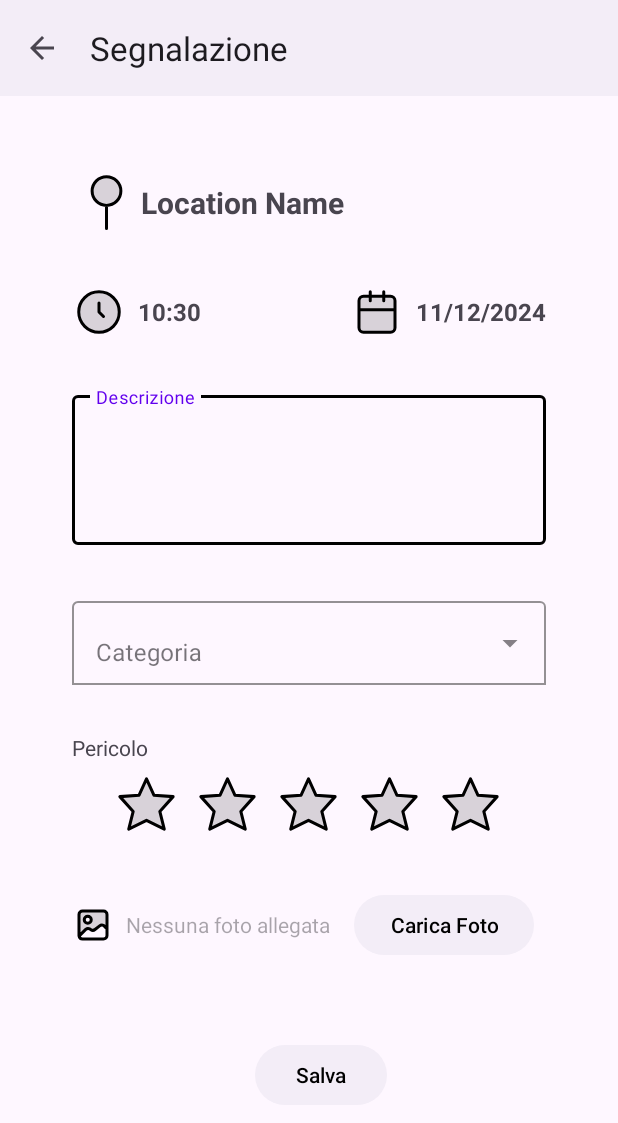
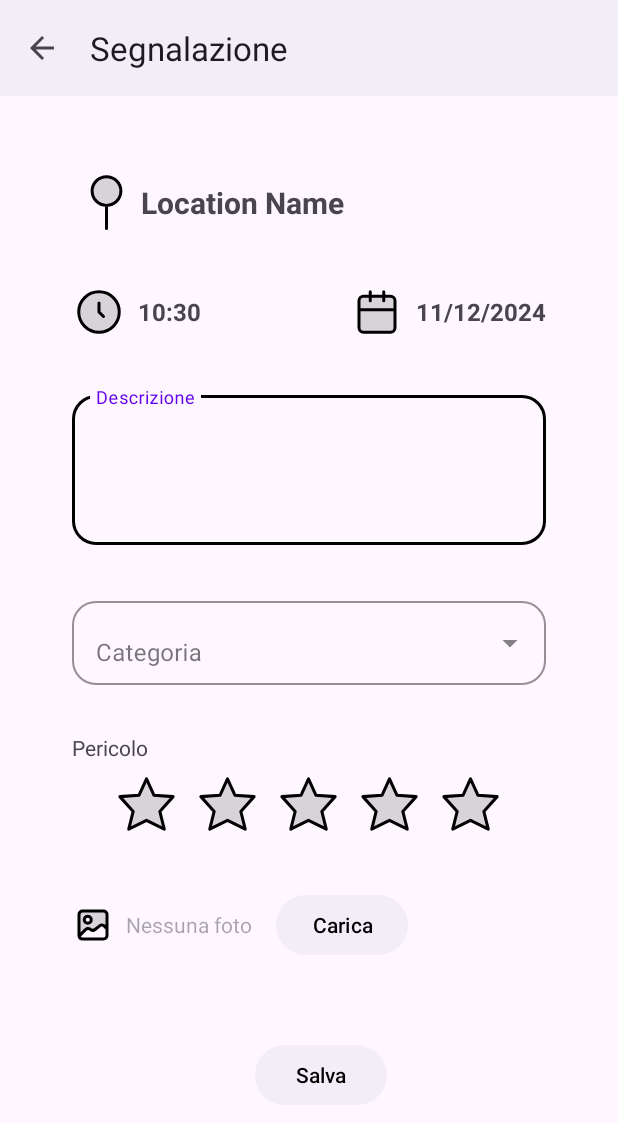
Before and after one commit to tommasofacchin/SeaGuard, an Android app: the AddReportActivity screen opened directly, with no data from a screen before it, on a phone screen of 412 x 824 dp. Shown: the top 1123 px of the screen. Run offline under Robolectric (Android 15) with nearby library versions, the phone set to English and light mode, and no system bars; our stand-ins replace Firebase (no records; nobody signed in at launch, a user with empty details on screens opened directly); libraries missing offline, so code that uses them is left out: org.osmdroid.util; 1 statement that could not run was skipped.

Commit message:
Sistemata grafica (dark theme)

```diff
--- a/app/src/main/java/com/seaguard/ui/home/HomeViewModel.java
+++ b/app/src/main/java/com/seaguard/ui/home/HomeViewModel.java
@@ -1,5 +1,6 @@
 package com.seaguard.ui.home;
 
+import androidx.annotation.NonNull;
 import androidx.lifecycle.LiveData;
 import androidx.lifecycle.MutableLiveData;
 import androidx.lifecycle.ViewModel;
@@ -10,15 +11,13 @@ import org.osmdroid.util.GeoPoint;
 public class HomeViewModel extends ViewModel {
     private Runnable callBack;
     private boolean isFirstRun;
-    private final MutableLiveData<GeoPoint> centerPoint;
-    private final MutableLiveData<Integer> zoomLevel;
+    private GeoPoint centerPoint;
+    private Integer zoomLevel;
 
     public HomeViewModel() {
         this.isFirstRun = true;
-        centerPoint = new MutableLiveData<>();
-        zoomLevel = new MutableLiveData<>();
-        centerPoint.setValue(new GeoPoint(41.8902, 12.4922)); // Rome
-        zoomLevel.setValue(16);
+        centerPoint = new GeoPoint(41.8902, 12.4922); // Rome
+        zoomLevel = 16;
     }
 
     public void setCallBack (Runnable callBack) {
@@ -34,20 +33,20 @@ public class HomeViewModel extends ViewModel {
         return isFirstRun;
     }
 
-    public LiveData<GeoPoint> getCenterPoint() {
+    public GeoPoint getCenterPoint() {
         return centerPoint;
     }
 
-    public void setCenterPoint(GeoPoint point) {
-        centerPoint.setValue(point);
+    public void setCenterPoint(@NonNull GeoPoint point) {
+        centerPoint.setCoords(point.getLatitude(), point.getLongitude());
     }
 
-    public LiveData<Integer> getZoomLevel() {
+    public int getZoomLevel() {
         return zoomLevel;
     }
 
     public void setZoomLevel(int zoom) {
-        zoomLevel.setValue(zoom);
+        zoomLevel = zoom;
     }
 
 }
--- a/app/src/main/res/layout/activity_add_report.xml
+++ b/app/src/main/res/layout/activity_add_report.xml
@@ -50,6 +50,7 @@
                 android:layout_marginBottom="@dimen/activity_vertical_margin">
 
                 <ImageView
+                    app:tint="?attr/colorOnPrimary"
                     android:layout_width="wrap_content"
                     android:layout_height="wrap_content"
                     android:src="@drawable/location" />
@@ -77,6 +78,7 @@
 
                 <!-- Separator -->
                 <ImageView
+                    app:tint="?attr/colorOnPrimary"
                     android:layout_width="wrap_content"
                     android:layout_height="wrap_content"
                     android:src="@drawable/clock" />
@@ -98,6 +100,7 @@
 
                 <!-- Date -->
                 <ImageView
+                    app:tint="?attr/colorOnPrimary"
                     android:layout_width="wrap_content"
                     android:layout_height="wrap_content"
                     android:src="@drawable/calendar" />
@@ -118,9 +121,13 @@
                 android:layout_height="wrap_content"
                 app:hintEnabled="true"
                 app:hintAnimationEnabled="true"
-                app:boxStrokeColor="@android:color/black"
+                app:boxStrokeColor="?attr/colorOnPrimary"
                 app:boxBackgroundMode="outline"
                 app:hintTextColor="@color/purple_500"
+                app:boxCornerRadiusTopStart="@dimen/radius"
+                app:boxCornerRadiusTopEnd="@dimen/radius"
+                app:boxCornerRadiusBottomStart="@dimen/radius"
+                app:boxCornerRadiusBottomEnd="@dimen/radius"
                 android:layout_marginTop="@dimen/activity_vertical_margin"
                 android:layout_marginStart="@dimen/activity_horizontal_margin"
                 android:layout_marginEnd="@dimen/activity_horizontal_margin"
@@ -145,8 +152,12 @@
                 app:boxBackgroundMode="outline"
                 app:hintEnabled="true"
                 app:hintAnimationEnabled="true"
-                app:boxStrokeColor="@android:color/black"
+                app:boxStrokeColor="?attr/colorOnPrimary"
                 app:hintTextColor="@color/purple_500"
+                app:boxCornerRadiusTopStart="@dimen/radius"
+                app:boxCornerRadiusTopEnd="@dimen/radius"
+                app:boxCornerRadiusBottomStart="@dimen/radius"
+                app:boxCornerRadiusBottomEnd="@dimen/radius"
                 android:layout_marginTop="@dimen/activity_vertical_margin"
                 android:layout_marginStart="@dimen/activity_horizontal_margin"
                 android:layout_marginEnd="@dimen/activity_horizontal_margin"
@@ -186,6 +197,7 @@
                     android:gravity="center">
 
                     <ImageView
+                        app:tint="?attr/colorOnPrimary"
                         android:id="@+id/star1"
                         android:layout_width="wrap_content"
                         android:layout_height="wrap_content"
@@ -193,6 +205,7 @@
                         android:paddingEnd="3dp"
                         android:src="@drawable/star" />
                     <ImageView
+                        app:tint="?attr/colorOnPrimary"
                         android:id="@+id/star2"
                         android:layout_width="wrap_content"
                         android:layout_height="wrap_content"
@@ -200,6 +213,7 @@
                         android:paddingEnd="3dp"
                         android:src="@drawable/star" />
                     <ImageView
+                        app:tint="?attr/colorOnPrimary"
                         android:id="@+id/star3"
                         android:layout_width="wrap_content"
                         android:layout_height="wrap_content"
@@ -207,6 +221,7 @@
                         android:paddingEnd="3dp"
                         android:src="@drawable/star" />
                     <ImageView
+                        app:tint="?attr/colorOnPrimary"
                         android:id="@+id/star4"
                         android:layout_width="wrap_content"
                         android:layout_height="wrap_content"
@@ -214,6 +229,7 @@
                         android:paddingEnd="3dp"
                         android:src="@drawable/star" />
                     <ImageView
+                        app:tint="?attr/colorOnPrimary"
                         android:id="@+id/star5"
                         android:layout_width="wrap_content"
                         android:layout_height="wrap_content"
@@ -235,6 +251,7 @@
                 android:layout_marginBottom="@dimen/activity_vertical_margin">
 
                 <ImageView
+                    app:tint="?attr/colorOnPrimary"
                     android:layout_width="wrap_content"
                     android:layout_height="wrap_content"
                     android:src="@drawable/image" />
@@ -243,7 +260,7 @@
                     android:id="@+id/photos"
                     android:layout_width="wrap_content"
                     android:layout_height="wrap_content"
-                    android:hint="Nessuna foto allegata"
+                    android:hint="@string/upload_photo_status"
                     android:layout_marginStart="8dp" />
 
                 <Button
@@ -251,6 +268,8 @@
                     android:layout_width="wrap_content"
                     android:layout_height="wrap_content"
                     android:text="@string/upload_photos"
+                    android:maxLines="1"
+                    android:ellipsize="end"
                     android:layout_marginStart="16dp" />
             </LinearLayout>
 
--- a/app/src/main/res/values/dimens.xml
+++ b/app/src/main/res/values/dimens.xml
@@ -2,4 +2,5 @@
     <!-- Default screen margins, per the Android Design guidelines. -->
     <dimen name="activity_horizontal_margin">16dp</dimen>
     <dimen name="activity_vertical_margin">16dp</dimen>
+    <dimen name="radius">16dp</dimen>
 </resources>
--- a/app/src/main/res/values/strings.xml
+++ b/app/src/main/res/values/strings.xml
@@ -21,6 +21,7 @@
     <string name="save">Salva</string>
     <string name="cancel">Annulla</string>
     <string name="urgency">Pericolo</string>
-    <string name="upload_photos">Carica Foto</string>
+    <string name="upload_photos">Carica</string>
     <string name="menu_categories">Categoria</string>
+    <string name="upload_photo_status">Nessuna foto</string>
 </resources>
```
Also changed, not shown: app/src/main/java/com/seaguard/ui/home/HomeFragment.java (+12 -15 lines).
